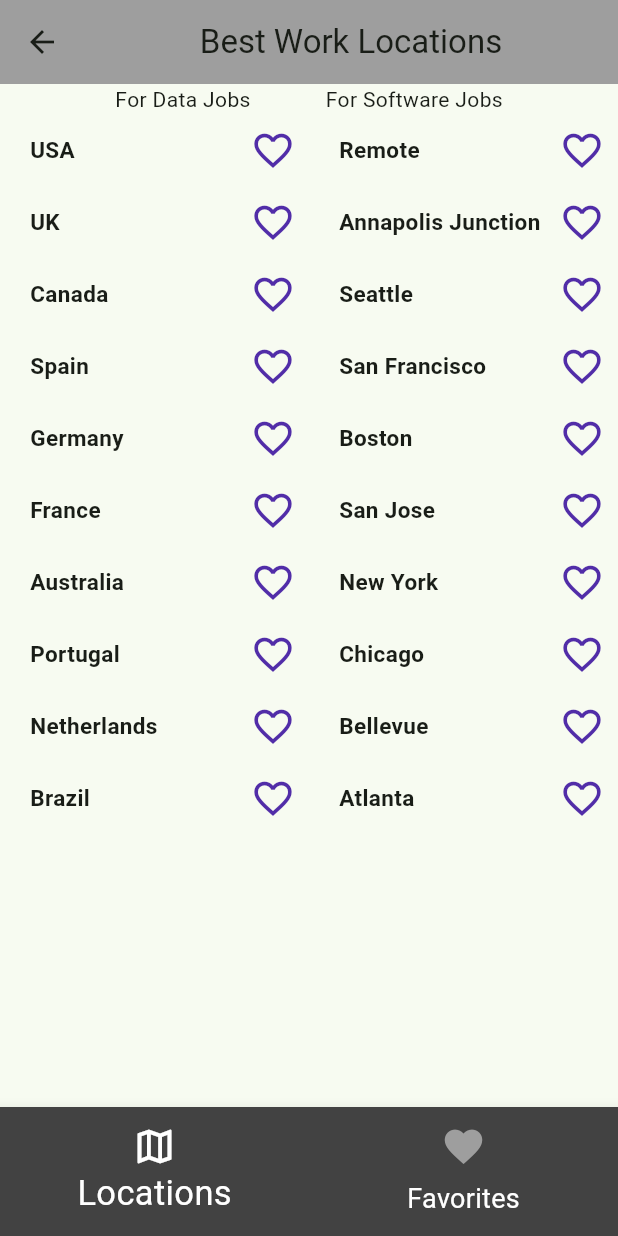
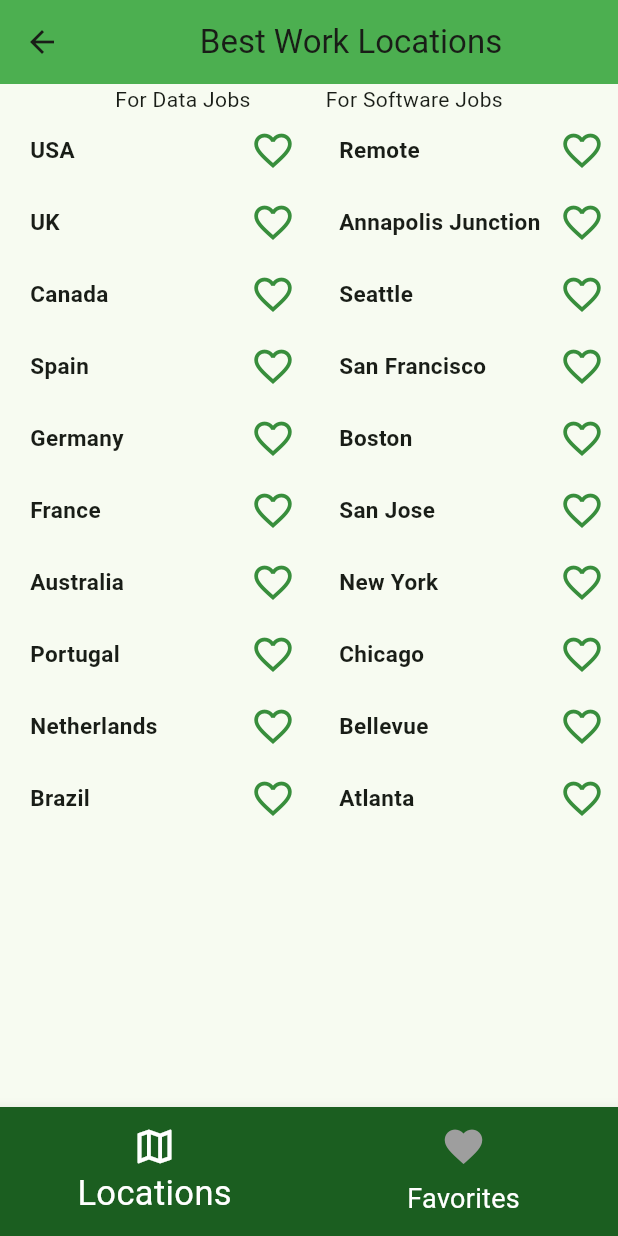
Before and after one commit to juliaetz/jobSearchApp, a Flutter app: the LocationsPage screen opened directly, on a phone screen of 412 x 824 dp. Run offline on Flutter 3.47's test engine with Material 3 defaults, Android fonts, the phone set to English and light mode, and no system bars; our stand-ins replace cloud_firestore, csv, firebase_core, image_picker; accounts and stored records are empty.

Commit message:
changed colors

```diff
--- a/lib/VIEW/locations_component.dart
+++ b/lib/VIEW/locations_component.dart
@@ -84,7 +84,7 @@ class _LocationsPageState extends State<LocationsPage> implements LocationsView
   Widget build(BuildContext context) {
     return Scaffold(
       appBar: _isLoading ? null : AppBar(
-          backgroundColor: Colors.grey,
+          backgroundColor: Colors.green,
           title: Row(
             mainAxisAlignment: MainAxisAlignment.center,
             children: <Widget>[
@@ -96,7 +96,7 @@ class _LocationsPageState extends State<LocationsPage> implements LocationsView
       body: _page, //_page,
 
       bottomNavigationBar: _isLoading ? null : BottomNavigationBar(
-        backgroundColor: Colors.grey.shade800,
+        backgroundColor: Colors.green.shade900,
         iconSize: 30.0,
 
         selectedIconTheme: IconThemeData(color: Colors.white),
@@ -189,7 +189,7 @@ class _LocationsPageState extends State<LocationsPage> implements LocationsView
                  handleFavorite(index, locations, dataType);
                  handlePageChange(_selectedIndex);
                  },
-               icon: Icon((isFavorited[index] == true ? Icons.favorite : Icons.favorite_border), color: Colors.deepPurple.shade700, size: 30.0,),
+               icon: Icon((isFavorited[index] == true ? Icons.favorite : Icons.favorite_border), color: Colors.green.shade700, size: 30.0,),
              ),
             ],
           ),
@@ -246,7 +246,7 @@ class _LocationsPageState extends State<LocationsPage> implements LocationsView
                     handlePageChange(_selectedIndex);
                   });
                 },
-                icon: Icon(Icons.delete, color: Colors.deepPurple.shade700, size: 30.0,),
+                icon: Icon(Icons.delete, color: Colors.green.shade700, size: 30.0,),
               ),
             ],
           ),
--- a/lib/VIEW/resources_component.dart
+++ b/lib/VIEW/resources_component.dart
@@ -47,7 +47,7 @@ class _ResourcesPageState extends State<ResourcesPage> implements ResourcesView
   Widget build(BuildContext context) {
     return Scaffold(
       appBar: AppBar(
-          backgroundColor: Colors.grey,
+          backgroundColor: Colors.green,
           title: Row(
             mainAxisAlignment: MainAxisAlignment.center,
             children: <Widget>[
@@ -59,14 +59,14 @@ class _ResourcesPageState extends State<ResourcesPage> implements ResourcesView
       body: _page, //_page,
 
       bottomNavigationBar: BottomNavigationBar(
-        backgroundColor: Colors.deepPurple.shade700,
+        backgroundColor: Colors.green.shade900,
         iconSize: 30.0,
 
         selectedIconTheme: IconThemeData(color: Colors.white),
         selectedFontSize: 23.0,
         selectedItemColor: Colors.white,
 
-        unselectedIconTheme: IconThemeData(color: Colors.deepPurple.shade200),
+        unselectedIconTheme: IconThemeData(color: Colors.green.shade100),
         unselectedFontSize: 18.0,
         unselectedItemColor: Colors.white,
 
```
